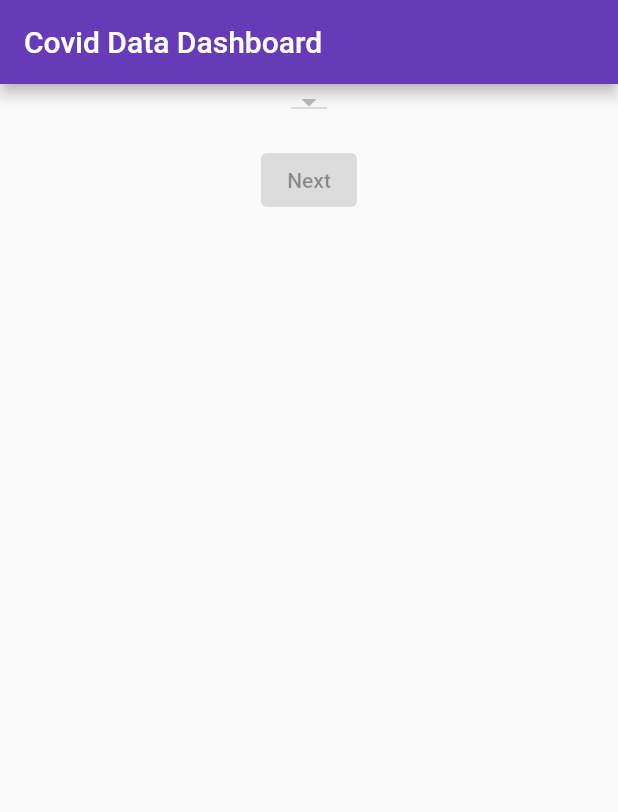
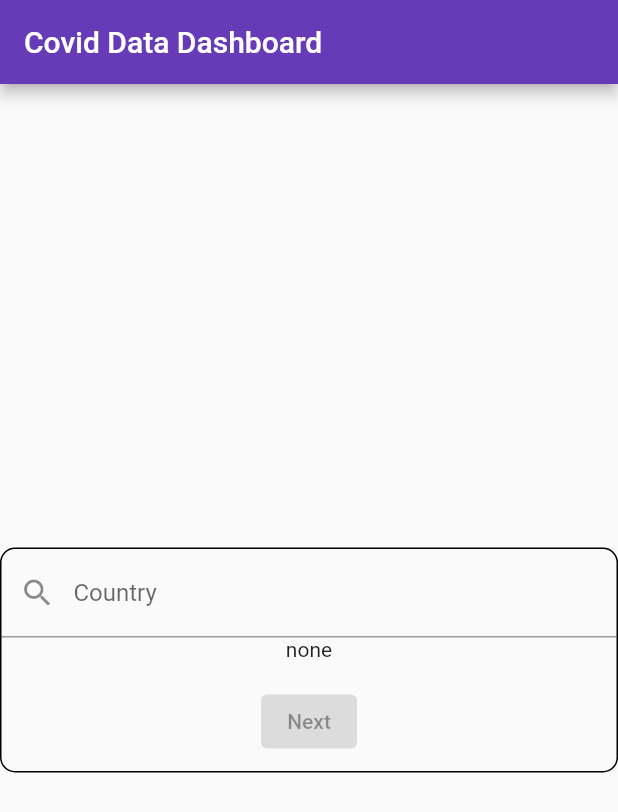
Before and after one commit to jrockr/flutter_covid_app, a Flutter app: the screen it shows after launch, on a phone screen of 412 x 824 dp. Shown: the top 812 px of the screen. Run offline on Flutter 3.47's test engine with Material 2 defaults, Android fonts, the phone set to English and light mode, and no system bars; our stand-ins replace charts_flutter, flutter_typeahead, logger; network calls fail.

Commit message:
added a searchable dropdown instead of dropdwn

```diff
--- a/lib/screens/home_screen.dart
+++ b/lib/screens/home_screen.dart
@@ -1,6 +1,7 @@
+import 'package:covid_graphs/screens/covid_graph_screen.dart';
+import 'package:covid_graphs/viewmodels/country_view_model.dart';
 import 'package:flutter/material.dart';
-import 'package:covid_graphs/viewmodels/country_view_model.dart';
-import 'package:covid_graphs/screens/covid_graph_screen.dart';
+import 'package:flutter_typeahead/flutter_typeahead.dart';
 import 'package:logger/logger.dart';
 
 final Logger _logger = Logger();
@@ -18,12 +19,6 @@ class HomePageState extends State<HomePage> {
   String? _selectedCountry;
 
   @override
-  void initState() {
-    super.initState();
-    _logger.i("initState Home page");
-  }
-
-  @override
   Widget build(BuildContext context) {
     return Scaffold(
       appBar: AppBar(
@@ -34,32 +29,7 @@ class HomePageState extends State<HomePage> {
           future: widget.viewModel.fetchCountries(),
           builder: (context, snapshot) {
             if (snapshot.connectionState == ConnectionState.done) {
-              return Column(children: [
-                DropdownButton<String>(
-                  value: _selectedCountry,
-                  items: widget.viewModel.getDropdownItems(),
-                  onChanged: (value) {
-                    setState(() {
-                      _selectedCountry = value;
-                    });
-                  },
-                ),
-                const SizedBox(height: 16),
-                ElevatedButton(
-                  onPressed: _selectedCountry != null
-                      ? () {
-                          //await widget.viewModel.fetchCovidData(_selectedCountry!);
-                          Navigator.push(
-                            context,
-                            MaterialPageRoute(
-                                builder: (context) => CovidDataGraphScreen(
-                                    country: _selectedCountry.toString())),
-                          );
-                        }
-                      : null,
-                  child: const Text('Next'),
-                ),
-              ]);
+              return widgetCountrySearchBox();
             } else if (snapshot.hasError) {
               _logger.e(snapshot.error);
               return Center(
@@ -80,4 +50,63 @@ class HomePageState extends State<HomePage> {
       ),
     );
   }
+
+  @override
+  void initState() {
+    super.initState();
+    _logger.i("initState Home page");
+  }
+
+  Widget widgetCountrySearchBox() {
+    return Container(
+      width: 500,
+      height: 150,
+      decoration: BoxDecoration(
+        borderRadius: BorderRadius.circular(10),
+        border: Border.all(),
+      ),
+      child: Column(children: [
+        TypeAheadFormField(
+          textFieldConfiguration: const TextFieldConfiguration(
+            decoration: InputDecoration(
+              prefixIcon: Icon(Icons.search),
+              hintText: 'Search countries...',
+              labelText: 'Country',
+            ),
+          ),
+          suggestionsCallback: (pattern) {
+            return widget.viewModel.getCountries().where((country) =>
+                country['name'].toLowerCase().contains(pattern.toLowerCase()));
+          },
+          itemBuilder: (context, country) {
+            return ListTile(
+              title: Text(country['name']),
+            );
+          },
+          onSuggestionSelected: (country) {
+            setState(() {
+              _selectedCountry = country['slug'];
+            });
+          },
+          noItemsFoundBuilder: (context) => const SizedBox.shrink(),
+        ),
+        Text(_selectedCountry ?? 'none'),
+        const SizedBox(height: 16),
+        ElevatedButton(
+          onPressed: _selectedCountry != null
+              ? () {
+                  //await widget.viewModel.fetchCovidData(_selectedCountry!);
+                  Navigator.push(
+                    context,
+                    MaterialPageRoute(
+                        builder: (context) => CovidDataGraphScreen(
+                            country: _selectedCountry.toString())),
+                  );
+                }
+              : null,
+          child: const Text('Next'),
+        ),
+      ]),
+    );
+  }
 }
--- a/lib/viewmodels/country_view_model.dart
+++ b/lib/viewmodels/country_view_model.dart
@@ -55,6 +55,15 @@ class CountryViewModel extends ChangeNotifier {
         .toList();
   }
 
+  List<Map> getCountries() {
+    return _countries
+        .map((country) => {
+              "name": country.country,
+              "slug": country.slug,
+            })
+        .toList();
+  }
+
   void setSelectedCountry(String country) {
     _selectedCountrySlug = country;
     notifyListeners();
--- a/pubspec.yaml
+++ b/pubspec.yaml
@@ -38,6 +38,7 @@ dependencies:
   #searchable_dropdown: ^1.1.3
   #flutter_charts: ^0.5.1
   charts_flutter: ^0.12.0
+  flutter_typeahead: ^4.3.7
 
 
   # The following adds the Cupertino Icons font to your application.
```
